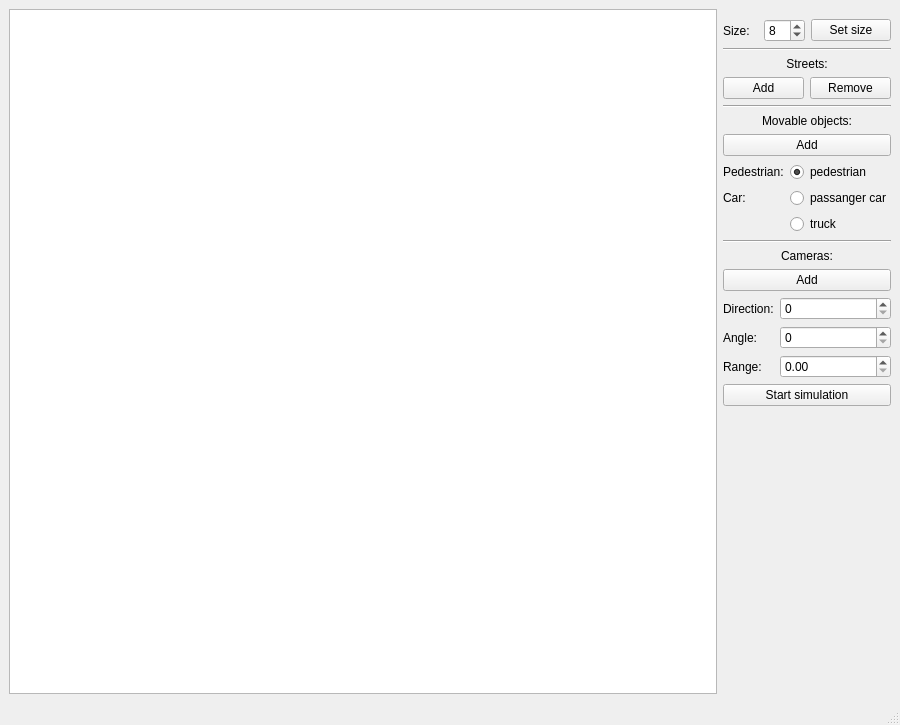
First picture: the form in mainwindow.ui, repository bshkola/StreetSimulator, before the edit.
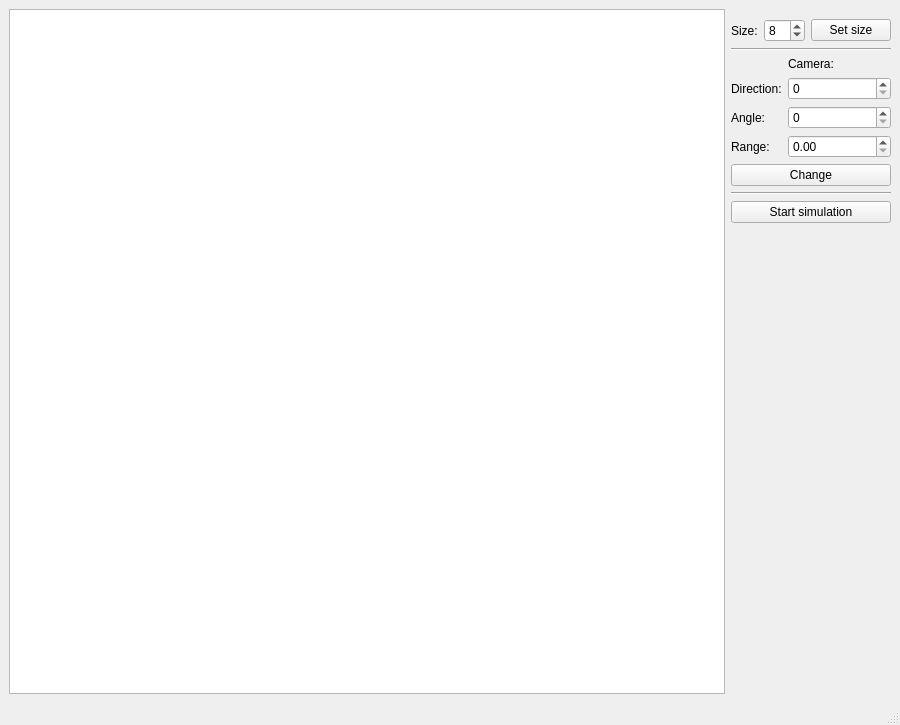
Second picture: the form after the edit.

Commit message: ModelRepresentatioModification: added changing of camera options (adding new camera sets the default values).

```diff
--- a/mainwindow.ui
+++ b/mainwindow.ui
@@ -70,154 +70,16 @@
         </property>
        </widget>
       </item>
-      <item>
-       <widget class="QLabel" name="streetsLabel">
-        <property name="autoFillBackground">
-         <bool>false</bool>
-        </property>
-        <property name="styleSheet">
-         <string notr="true"/>
-        </property>
-        <property name="text">
-         <string>Streets:</string>
-        </property>
-        <property name="alignment">
-         <set>Qt::AlignCenter</set>
-        </property>
-       </widget>
-      </item>
-      <item>
-       <layout class="QHBoxLayout" name="horizontalLayout_2">
-        <item>
-         <widget class="QPushButton" name="streetButton">
-          <property name="text">
-           <string>Add</string>
-          </property>
-          <property name="checkable">
-           <bool>true</bool>
-          </property>
-          <property name="flat">
-           <bool>false</bool>
-          </property>
-         </widget>
-        </item>
-        <item>
-         <widget class="QPushButton" name="removeStreetButton">
-          <property name="text">
-           <string>Remove</string>
-          </property>
-          <property name="checkable">
-           <bool>true</bool>
-          </property>
-         </widget>
-        </item>
-       </layout>
-      </item>
-      <item>
-       <widget class="Line" name="line_2">
-        <property name="orientation">
-         <enum>Qt::Horizontal</enum>
-        </property>
-       </widget>
-      </item>
-      <item>
-       <widget class="QLabel" name="movableObjectsLabel">
-        <property name="text">
-         <string>Movable objects:</string>
-        </property>
-        <property name="alignment">
-         <set>Qt::AlignCenter</set>
-        </property>
-       </widget>
-      </item>
-      <item>
-       <widget class="QPushButton" name="movableObjectButton">
-        <property name="text">
-         <string>Add</string>
-        </property>
-        <property name="checkable">
-         <bool>true</bool>
-        </property>
-       </widget>
-      </item>
-      <item>
-       <layout class="QFormLayout" name="formLayout_2">
-        <property name="fieldGrowthPolicy">
-         <enum>QFormLayout::AllNonFixedFieldsGrow</enum>
-        </property>
-        <property name="topMargin">
-         <number>0</number>
-        </property>
-        <property name="bottomMargin">
-         <number>0</number>
-        </property>
-        <item row="0" column="0">
-         <widget class="QLabel" name="label_5">
-          <property name="text">
-           <string>Pedestrian:</string>
-          </property>
-         </widget>
-        </item>
-        <item row="0" column="1">
-         <widget class="QRadioButton" name="pedestrianRadioButton">
-          <property name="text">
-           <string>pedestrian</string>
-          </property>
-          <property name="checked">
-           <bool>true</bool>
-          </property>
-         </widget>
-        </item>
-        <item row="1" column="0">
-         <widget class="QLabel" name="label_6">
-          <property name="text">
-           <string>Car:</string>
-          </property>
-         </widget>
-        </item>
-        <item row="1" column="1">
-         <widget class="QRadioButton" name="passangerCarRadioButton">
-          <property name="text">
-           <string>passanger car</string>
-          </property>
-         </widget>
-        </item>
-        <item row="2" column="1">
-         <widget class="QRadioButton" name="truckRadioButton">
-          <property name="text">
-           <string>truck</string>
-          </property>
-         </widget>
-        </item>
-       </layout>
-      </item>
-      <item>
-       <widget class="Line" name="line_3">
-        <property name="orientation">
-         <enum>Qt::Horizontal</enum>
-        </property>
-       </widget>
-      </item>
       <item>
        <widget class="QLabel" name="camerasLabel">
         <property name="text">
-         <string>Cameras:</string>
+         <string>Camera:</string>
         </property>
         <property name="alignment">
          <set>Qt::AlignCenter</set>
         </property>
        </widget>
       </item>
-      <item>
-       <widget class="QPushButton" name="cameraButton">
-        <property name="text">
-         <string>Add</string>
-        </property>
-        <property name="checkable">
-         <bool>true</bool>
-        </property>
-       </widget>
-      </item>
       <item>
        <layout class="QFormLayout" name="formLayout_4">
         <property name="fieldGrowthPolicy">
@@ -278,6 +140,23 @@
         </item>
        </layout>
       </item>
+      <item>
+       <widget class="QPushButton" name="cameraButton">
+        <property name="text">
+         <string>Change</string>
+        </property>
+        <property name="checkable">
+         <bool>false</bool>
+        </property>
+       </widget>
+      </item>
+      <item>
+       <widget class="Line" name="line_2">
+        <property name="orientation">
+         <enum>Qt::Horizontal</enum>
+        </property>
+       </widget>
+      </item>
       <item>
        <widget class="QPushButton" name="simmulationButton">
         <property name="text">
```
Left out of the diff: 7 changed lines with no effect on the pictures. The commit also changes 20 other files.
